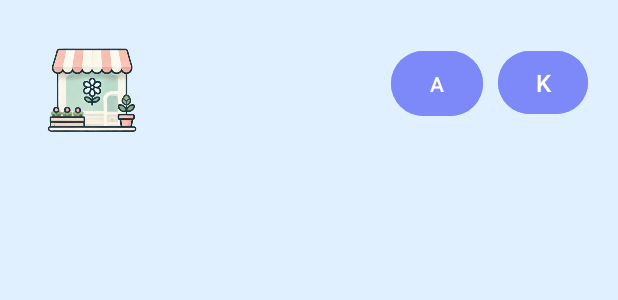
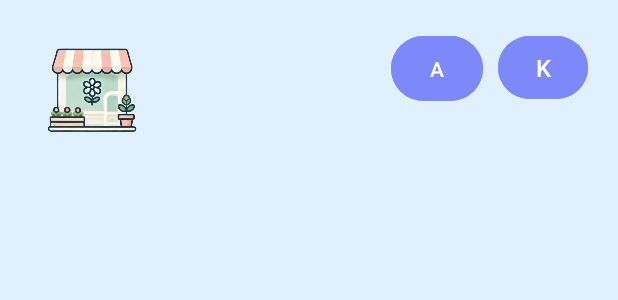
Before and after one commit to BlautaVi/FlowersShop, an Android app: the layout activity_main_page.xml on its own in the app's theme, with its tools: preview values and no code run, on a phone screen of 412 x 824 dp. Shown: the top 300 px of the screen. Run offline under Robolectric (Android 15) with nearby library versions, the phone set to English and light mode, and no system bars.

Commit message:
з'єднала кілька сторінок через кнопки

```diff
--- a/app/src/main/res/layout/activity_main_page.xml
+++ b/app/src/main/res/layout/activity_main_page.xml
@@ -25,12 +25,11 @@
         android:layout_marginTop="20dp"
         android:layout_marginEnd="10dp"
         android:backgroundTint="#7D89F8"
+        android:clickable="true"
         android:text="A"
         android:textColor="#FFFFFF"
         app:layout_constraintEnd_toStartOf="@id/buttonK"
-        app:layout_constraintMarginEnd="10dp"
-        app:layout_constraintMarginTop="20dp"
-        app:layout_constraintTop_toTopOf="@id/imageView2" />
+        app:layout_constraintTop_toTopOf="parent" />
 
     <Button
         android:id="@+id/buttonK"
@@ -43,9 +42,6 @@
         android:textColor="#FFFFFF"
         android:textSize="16sp"
         app:layout_constraintEnd_toEndOf="parent"
-        app:layout_constraintMarginEnd="20dp"
-        app:layout_constraintMarginTop="20dp"
-        app:layout_constraintTop_toTopOf="@id/imageView2" />
-
+        app:layout_constraintTop_toTopOf="parent" />
 
 </androidx.constraintlayout.widget.ConstraintLayout>
```
Also changed, not shown: app/src/main/java/com/example/flowersshop/Customers_acc.kt (+10 -0 lines), app/src/main/java/com/example/flowersshop/MainActivity.kt (+8 -0 lines), app/src/main/java/com/example/flowersshop/Registration.kt (+7 -0 lines), app/src/main/java/com/example/flowersshop/main_page.kt (+12 -0 lines).
